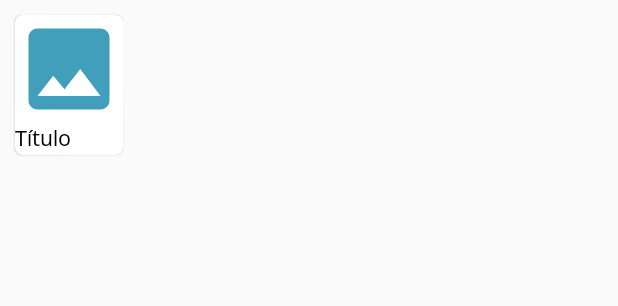
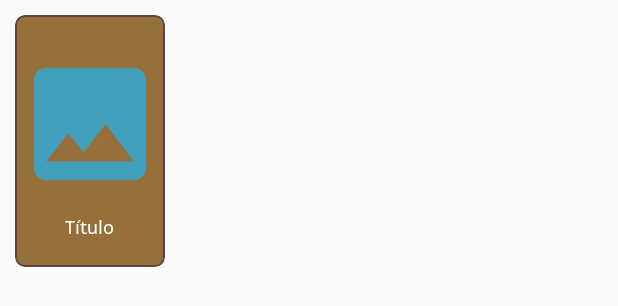
Before and after one commit to Ibercivis/Interfungi, an Android app: the layout catalogo_setas_card.xml on its own in the app's theme, with its tools: preview values and no code run, on a phone screen of 412 x 824 dp. Shown: the top 306 px of the screen. Run offline under Robolectric (Android 15) with nearby library versions, the phone set to English and light mode, and no system bars; network calls fail; Roboto replaces fonts that are not available here.

Commit message:
Versión en construcción con generación de Bases de Datos locales: tanto del catálogo de setas como de los propios marcadores. Revisión de layouts y snippets de marcadores.

```diff
--- a/app/build.gradle
+++ b/app/build.gradle
@@ -7,8 +7,8 @@ android {
         applicationId "com.ibercivis.interfungiapp"
         minSdkVersion 23
         targetSdkVersion 31
-        versionCode 6
-        versionName "1.3"
+        versionCode 8
+        versionName "1.5"
         testInstrumentationRunner "androidx.test.runner.AndroidJUnitRunner"
     }
     buildTypes {
--- a/app/src/main/java/com/ibercivis/interfungiapp/Usuario.java
+++ b/app/src/main/java/com/ibercivis/interfungiapp/Usuario.java
@@ -184,7 +184,8 @@ public class Usuario extends AppCompatActivity implements NavigationView.OnNavig
                             String photo_0 = "https://interfungi.ibercivis.es/uploads/marcadores/"+String.valueOf(id)+".jpg";
                             String photo_1 = "https://interfungi.ibercivis.es/uploads/marcadores/"+String.valueOf(id)+"_1.jpg";
                             String fechaCorte = String.valueOf(jsonArray.getJSONObject(i).get("fechaCorte"));
-                            ListaSetas.add(new Marcador(id, fechaCorte, photo_0, photo_1));
+                            String atributo2 = String.valueOf(jsonArray.getJSONObject(i).get("atributo2"));
+                            ListaSetas.add(new Marcador(id, atributo2, fechaCorte, photo_0, photo_1));
 
                         }
 
--- a/app/src/main/java/com/ibercivis/interfungiapp/clases/AdaptadorSetas.java
+++ b/app/src/main/java/com/ibercivis/interfungiapp/clases/AdaptadorSetas.java
@@ -34,7 +34,8 @@ public class AdaptadorSetas extends RecyclerView.Adapter<ViewHolderSetas> {
     public void onBindViewHolder(@NonNull final ViewHolderSetas holder, int position) {
 
         Log.d("AdaptadorSetas", "OnBindViewHolder");
-        holder.titulo.setText(ListaObjeto.get(position).getFechaCorte());
+        holder.titulo.setText(ListaObjeto.get(position).getAtributo2());
+        holder.titulo2.setText(ListaObjeto.get(position).getFechaCorte());
         String photo_0 = ListaObjeto.get(position).photo_0;
         String photo_1 = ListaObjeto.get(position).photo_1;
         Picasso.with(holder.photo_0.getContext()).load(photo_0).into(holder.photo_0);
--- a/app/src/main/java/com/ibercivis/interfungiapp/clases/ViewHolderSetas.java
+++ b/app/src/main/java/com/ibercivis/interfungiapp/clases/ViewHolderSetas.java
@@ -17,6 +17,7 @@ import java.util.List;
 public class ViewHolderSetas extends RecyclerView.ViewHolder implements View.OnClickListener{
 
     TextView titulo;
+    TextView titulo2;
     TextView descripcion;
     TextView aportaciones;
     TextView buttonViewOptions;
@@ -35,6 +36,7 @@ public class ViewHolderSetas extends RecyclerView.ViewHolder implements View.OnC
         super(itemView);
 
         titulo = itemView.findViewById(R.id.titulo);
+        titulo2 = itemView.findViewById(R.id.titulo2);
         ListaSetas = datos;
         card = itemView.findViewById(R.id.marcador_card);
         photo_0= itemView.findViewById(R.id.photo_0);
--- /dev/null
+++ b/app/src/main/res/drawable/round_shape.xml
@@ -0,0 +1,8 @@
+<?xml version="1.0" encoding="utf-8"?>
+<shape xmlns:android="http://schemas.android.com/apk/res/android"
+    android:shape="rectangle">
+    <corners android:radius="16dp" />
+
+
+
+</shape>
--- /dev/null
+++ b/app/src/main/res/drawable/shape.xml
@@ -0,0 +1,26 @@
+<?xml version="1.0" encoding="utf-8"?>
+<shape
+    xmlns:android="http://schemas.android.com/apk/res/android"
+    android:shape="rectangle">
+
+    <solid
+        android:color="#966f3a" >
+    </solid>
+
+    <stroke
+        android:width="1dp"
+        android:color="#5e473f" >
+    </stroke>
+
+    <padding
+        android:left="5dp"
+        android:top="5dp"
+        android:right="5dp"
+        android:bottom="5dp"    >
+    </padding>
+
+    <corners
+        android:radius="6dp"   >
+    </corners>
+
+</shape>
--- a/app/src/main/res/layout/activity_quienes_somos.xml
+++ b/app/src/main/res/layout/activity_quienes_somos.xml
@@ -89,6 +89,7 @@
         </LinearLayout>
 
         <com.ibercivis.interfungiapp.clases.JustifyTextView
+            android:id="@+id/texto_quienes"
             android:layout_margin="24dp"
             android:layout_width="match_parent"
             android:layout_height="wrap_content"
--- a/app/src/main/res/layout/catalogo_setas_card.xml
+++ b/app/src/main/res/layout/catalogo_setas_card.xml
@@ -3,45 +3,56 @@
     xmlns:app="http://schemas.android.com/apk/res-auto"
     android:id="@+id/catalogo_setas_card"
     android:orientation="horizontal"
-    android:layout_width="wrap_content"
-    android:layout_height="wrap_content"
+    android:layout_width="100dp"
+    android:layout_height="168dp"
     android:layout_margin="10dp"
-    app:cardCornerRadius="5dp"
-    android:elevation="5dp"
+    app:cardCornerRadius="6dp"
+    android:elevation="8dp"
+    android:padding="4dp"
     >
 
     //app:cardBackgroundColor="#2196F3"
 
     <RelativeLayout
-        android:layout_width="wrap_content"
-        android:layout_height="wrap_content">
+        android:layout_width="match_parent"
+        android:layout_height="match_parent">
 
 
         <LinearLayout
-            android:layout_width="72dp"
-            android:layout_height="wrap_content"
-            android:orientation="vertical">
+            android:id="@+id/fondo_card"
+            android:layout_width="match_parent"
+            android:layout_height="match_parent"
+            android:orientation="vertical"
+            android:background="@drawable/shape"
+            android:gravity="center"
+            android:padding="4dp"
+            >
 
 
             <ImageView
                 android:id="@+id/foto"
-                android:layout_width="72dp"
-                android:layout_height="72dp"
+                android:layout_width="100dp"
+                android:layout_height="100dp"
                 android:paddingHorizontal="0dp"
+                android:background="@drawable/round_shape"
                 android:scaleType="centerCrop"
+                android:layout_margin="8dp"
                 android:src="@drawable/ic_image_black_24dp"
                 android:text="Subir Logo"
-                android:textColor="#fff" />
+                android:textColor="#fff"
+                android:elevation="16dp"/>
 
             <TextView
                 android:id="@+id/titulo"
                 android:layout_width="wrap_content"
                 android:layout_height="wrap_content"
-                android:layout_gravity="center_vertical"
+                android:gravity="center_horizontal"
                 android:fontFamily="@font/noto_sans"
+                android:layout_marginVertical="2dp"
+                android:layout_marginBottom="6dp"
                 android:text="Título"
-                android:textColor="@color/secondaryTextColor"
-                android:textSize="14sp" />
+                android:textColor="#ffffff"
+                android:textSize="12sp" />
         </LinearLayout>
     </RelativeLayout>
 </com.google.android.material.card.MaterialCardView>
--- a/app/src/main/res/layout/proyectos_card.xml
+++ b/app/src/main/res/layout/proyectos_card.xml
@@ -83,7 +83,8 @@
             <LinearLayout
                 android:layout_width="match_parent"
                 android:layout_height="wrap_content"
-                android:orientation="horizontal">
+                android:orientation="horizontal"
+                android:visibility="gone">
 
                 <TextView
                     android:layout_width="wrap_content"
```
Also changed, not shown: app/src/main/java/com/ibercivis/interfungiapp/Mapa2.java (+33 -11 lines), app/src/main/java/com/ibercivis/interfungiapp/QuienesSomos.java (+16 -0 lines), app/src/main/java/com/ibercivis/interfungiapp/clases/AdaptadorCatalogo.java (+95 -5 lines), app/src/main/java/com/ibercivis/interfungiapp/clases/Marcador.java (+7 -0 lines), app/src/main/java/com/ibercivis/interfungiapp/clases/ViewHolderCatalogoSetas.java (+20 -2 lines), app/src/main/res/drawable/shape_selected.xml (added, +27 -0 lines), app/src/main/res/layout/activity_mapa.xml (+22 -16 lines), app/src/main/res/layout/marcador_card.xml (+26 -2 lines), app/src/main/res/values/strings.xml (+44 -41 lines), 1 other file.
